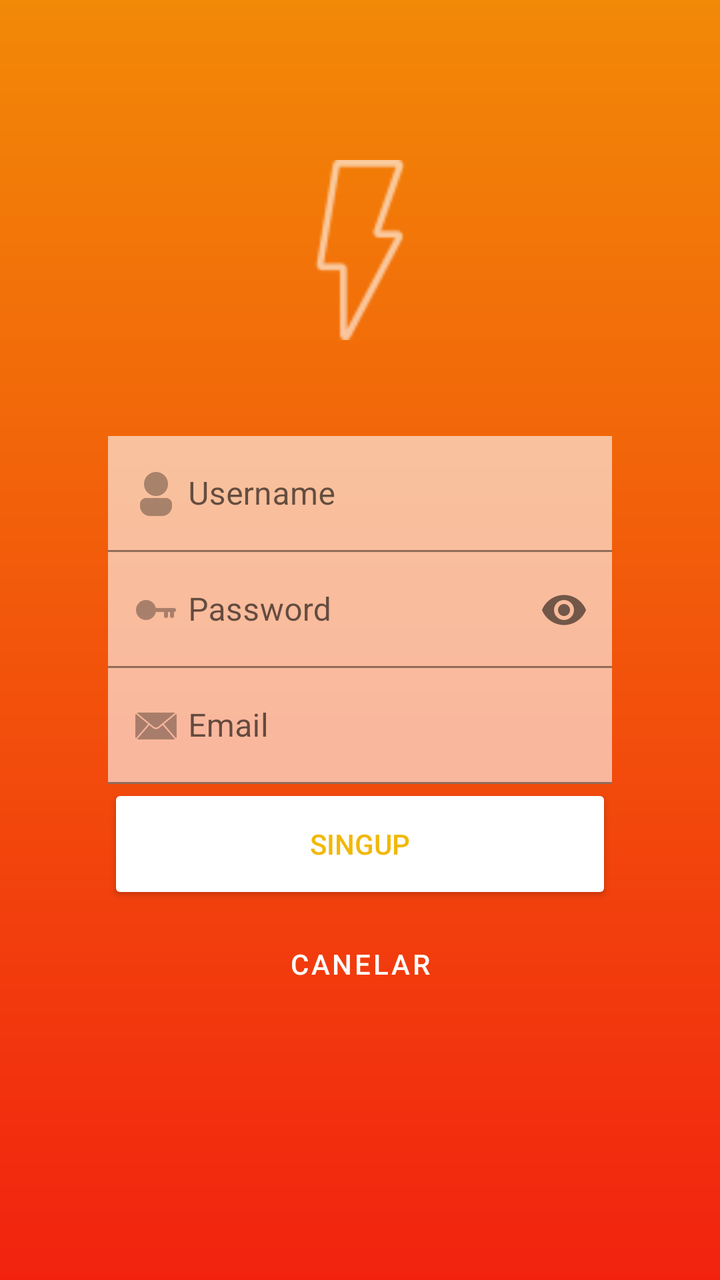
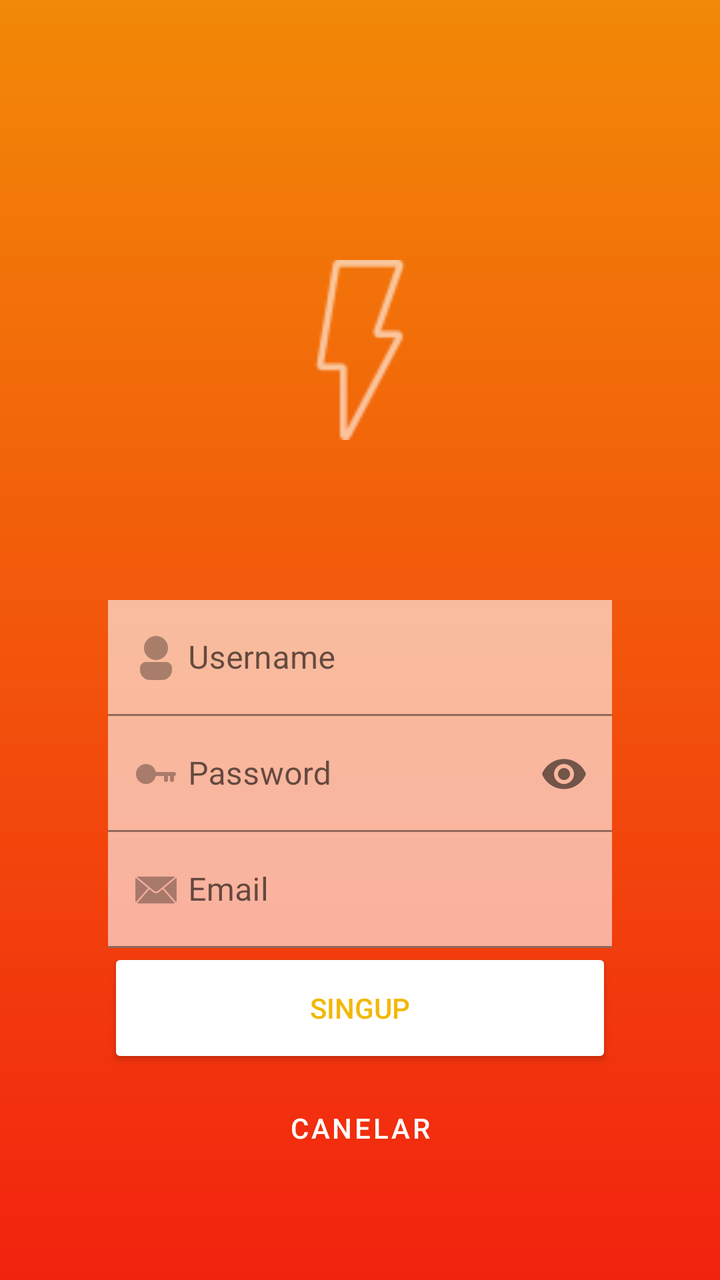

Two renders of the same Android screen: before a commit and after it. Below are the layout's source before the change and the commit's diff.
<!-- AndroidManifest.xml: application theme Theme.Nicestart.NoActionBar -->
<!-- res/layout/activity_singup.xml -->
<?xml version="1.0" encoding="utf-8"?>
<androidx.constraintlayout.widget.ConstraintLayout xmlns:android="http://schemas.android.com/apk/res/android"
    xmlns:app="http://schemas.android.com/apk/res-auto"
    xmlns:tools="http://schemas.android.com/tools"
    android:layout_width="match_parent"
    android:layout_height="match_parent"
    android:background="@drawable/gradient"
    tools:context=".Singup">

    <View
        android:layout_width="match_parent"
        android:layout_height="match_parent"
        android:alpha="0.5"
        android:background="@drawable/gradient">
    </View>

    <ImageView
        android:id="@+id/logo"
        android:layout_width="90dp"
        android:layout_height="90dp"
        android:layout_marginTop="80dp"
        android:src="@drawable/ic_thunder"
        app:tint="@color/white"
        app:layout_constraintEnd_toEndOf="parent"
        app:layout_constraintStart_toStartOf="parent"
        app:layout_constraintTop_toTopOf="parent" />

    <com.google.android.material.textfield.TextInputLayout
        android:id="@+id/til1"
        android:layout_width="0dp"
        android:layout_height="wrap_content"
        android:layout_marginTop="48dp"
        app:layout_constraintEnd_toEndOf="@id/guideline3"
        app:layout_constraintStart_toStartOf="@id/guideline2"
        app:layout_constraintTop_toBottomOf="@id/logo"
        app:startIconDrawable="@drawable/usericon"
        >

        <EditText
            android:layout_width="match_parent"
            android:layout_height="wrap_content"
            android:alpha="0.6"
            android:background="@color/white"
            android:drawableStart="@drawable/usericon"
            android:hint="@string/username">
        </EditText>
    </com.google.android.material.textfield.TextInputLayout>


    <com.google.android.material.textfield.TextInputLayout
        android:id="@+id/til2"
        android:layout_width="0dp"
        android:layout_height="wrap_content"
        app:layout_constraintEnd_toEndOf="@id/guideline3"
        app:layout_constraintStart_toStartOf="@id/guideline2"
        app:layout_constraintTop_toBottomOf="@id/til1"
        app:passwordToggleEnabled="true"
        app:startIconDrawable="@drawable/keyicon">

        <EditText
            android:id="@+id/password"
            android:layout_width="match_parent"
            android:layout_height="wrap_content"
            android:alpha="0.6"
            android:background="@color/white"
            android:inputType="textPassword"
            android:hint="@string/password"
            android:drawableStart="@drawable/keyicon"
            app:passwordToggleEnabled="true"
            android:maxLines="1">
        </EditText>
    </com.google.android.material.textfield.TextInputLayout>

    <com.google.android.material.textfield.TextInputLayout
        android:id="@+id/til3"
        android:layout_width="0dp"
        android:layout_height="wrap_content"
        app:layout_constraintEnd_toEndOf="@id/guideline3"
        app:layout_constraintStart_toStartOf="@id/guideline2"
        app:layout_constraintTop_toBottomOf="@id/til2"
        app:startIconDrawable="@drawable/ic_correo">

        <EditText
            android:id="@+id/email"
            android:layout_width="match_parent"
            android:layout_height="wrap_content"
            android:alpha="0.6"
            android:background="@color/white"
            android:hint="@string/email"
            android:inputType="textEmailAddress"
            android:drawableStart="@drawable/ic_correo"
            android:maxLines="1">
        </EditText>
    </com.google.android.material.textfield.TextInputLayout>

    <Button
        android:id="@+id/button"
        style="@style/buttonflat"
        android:onClick="openMain"
        android:text="@string/singup"
        app:layout_constraintEnd_toEndOf="@id/guideline3"
        app:layout_constraintStart_toStartOf="@id/guideline2"
        app:layout_constraintTop_toBottomOf="@id/til3" />

    <Button
        android:id="@+id/buttoninverse"
        style="@style/buttonoutlined"
        android:layout_height="60dp"
        android:onClick="openLogin"
        android:text="@string/cancel"
        app:layout_constraintEnd_toEndOf="@id/guideline3"
        app:layout_constraintStart_toStartOf="@id/guideline2"
        app:layout_constraintTop_toBottomOf="@id/button">
    </Button>

    <androidx.constraintlayout.widget.Guideline
        android:id="@+id/guideline2"
        android:layout_width="wrap_content"
        android:layout_height="wrap_content"
        android:orientation="vertical"
        app:layout_constraintGuide_percent="0.15" />

    <androidx.constraintlayout.widget.Guideline
        android:id="@+id/guideline3"
        android:layout_width="wrap_content"
        android:layout_height="wrap_content"
        android:orientation="vertical"
        app:layout_constraintGuide_percent="0.85" />
</androidx.constraintlayout.widget.ConstraintLayout>
<!-- resources referenced by this layout -->
<resources>
  <color name="white">#FFFFFFFF</color>
  <!-- drawable gradient (drawable) -->
  <?xml version="1.0" encoding="utf-8"?>
  <shape xmlns:android="http://schemas.android.com/apk/res/android"
      android:shape="rectangle">
      <gradient
          android:angle="270"
          android:startColor="@color/naranja"
          android:endColor="@color/rojo">
  </gradient>
  
  </shape>
  <!-- drawable ic_correo: png bitmap (drawable-hdpi, 639 bytes) -->
  <!-- drawable ic_thunder: png bitmap (drawable-hdpi, 736 bytes) -->
  <!-- drawable keyicon: png bitmap (drawable-hdpi, 350 bytes) -->
  <!-- drawable usericon: png bitmap (drawable-hdpi, 489 bytes) -->
  <string name="cancel">Canelar</string>
  <string name="email">Email</string>
  <string name="password">Password</string>
  <string name="singup">Singup</string>
  <string name="username">Username</string>
  <style name="buttonflat">
          <item name="android:layout_width">0dp</item>
          <item name="android:layout_height">60dp</item>
          <item name="android:backgroundTint">@color/button_custom</item>
          <item name="android:textColor">@color/amarillo</item>
      </style>
  <style name="buttonoutlined" parent="Widget.MaterialComponents.Button.OutlinedButton">
          <item name="android:layout_width">0dp</item>
          <item name="android:layout_height">wrap_content</item>
          <item name="android:textColor">@android:color/white</item>
          <item name="cornerRadius">8dp</item>
          <item name="strokeColor">@android:color/white</item>
          <item name="strokeWidth">1dp</item>
      </style>
  <style name="Theme.Nicestart.NoActionBar" parent="Theme.MaterialComponents.DayNight.NoActionBar">
  
      </style>
  <color name="naranja">#F28907</color>
  <color name="rojo">#F2220F</color>
  <color name="amarillo">#F2B807</color>
</resources>

<!-- the commit's change to res/layout/activity_singup.xml (unified diff, before → after) -->
@@ -18,7 +18,7 @@
         android:id="@+id/logo"
         android:layout_width="90dp"
         android:layout_height="90dp"
-        android:layout_marginTop="80dp"
+        android:layout_marginTop="130dp"
         android:src="@drawable/ic_thunder"
         app:tint="@color/white"
         app:layout_constraintEnd_toEndOf="parent"
@@ -29,7 +29,7 @@
         android:id="@+id/til1"
         android:layout_width="0dp"
         android:layout_height="wrap_content"
-        android:layout_marginTop="48dp"
+        android:layout_marginTop="80dp"
         app:layout_constraintEnd_toEndOf="@id/guideline3"
         app:layout_constraintStart_toStartOf="@id/guideline2"
         app:layout_constraintTop_toBottomOf="@id/logo"
